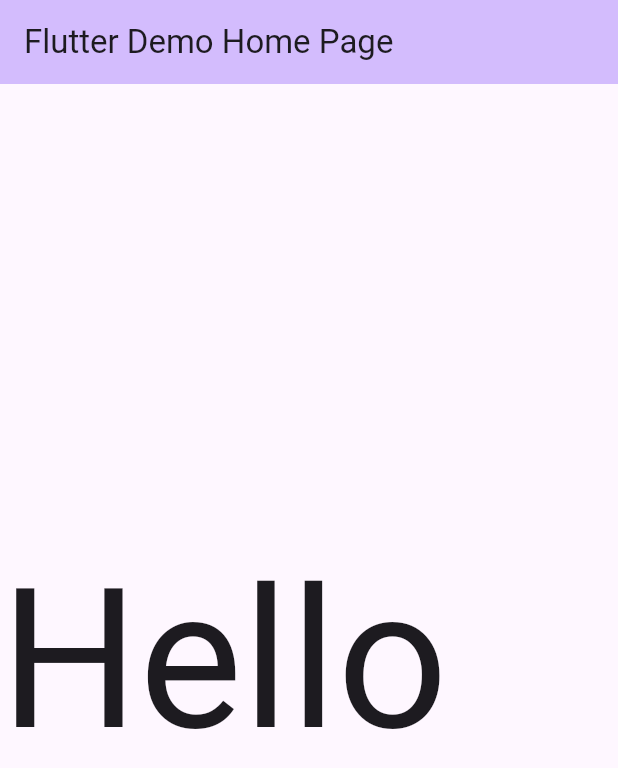
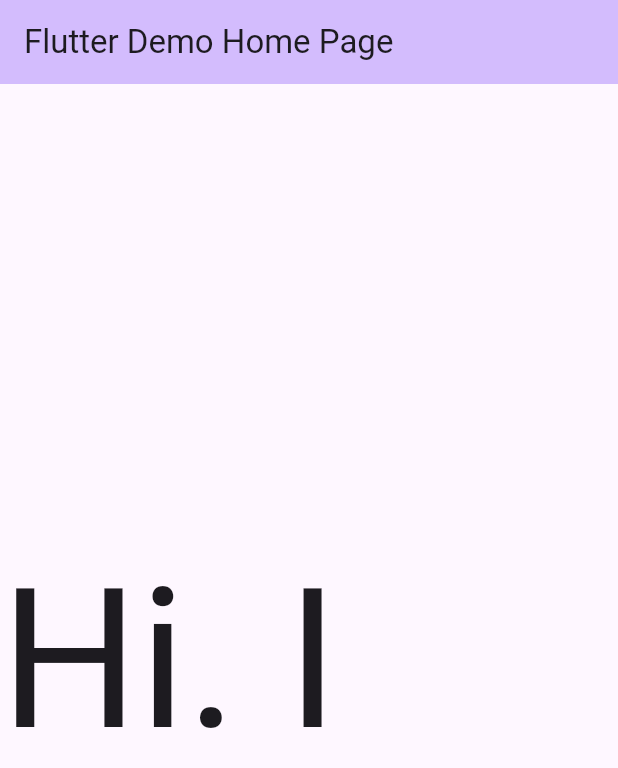
Before and after one commit to Him-khati/flutter_animated_slide_text_reveal, a Flutter app: the screen it shows after launch, on a phone screen of 412 x 824 dp. Shown: the top 768 px of the screen. Run offline on Flutter 3.47's test engine with Material 3 defaults, Android fonts, the phone set to English and light mode, and no system bars.

Commit message:
Rect Bug fix

```diff
--- a/example/lib/main.dart
+++ b/example/lib/main.dart
@@ -94,7 +94,7 @@ class _MyHomePageState extends State<MyHomePage> {
           mainAxisAlignment: MainAxisAlignment.center,
           children: <Widget>[
             AnimatedSlideTextRevealWidget(
-              text: "Hello World",
+              text: "Hi. I am",
               coverColor: Colors.blueGrey,
               textStyle: Theme.of(context).textTheme.titleLarge?.copyWith(
                 fontSize: 130
--- a/lib/animated_slide_text_reveal_widget.dart
+++ b/lib/animated_slide_text_reveal_widget.dart
@@ -32,11 +32,11 @@ class _AnimatedSlideTextRevealWidgetState
 
   late Animation<RelativeRect> textSlideUpAnimation = RelativeRectTween(
     begin: RelativeRect.fromSize(
-      Rect.fromLTRB(0, textSize.height, textSize.width, textSize.height),
+      Rect.fromLTWH(0, textSize.height, textSize.width, textSize.height),
       Size(textSize.width, textSize.height),
     ),
     end: RelativeRect.fromSize(
-      Rect.fromLTRB(0, 0, textSize.width, textSize.height),
+      Rect.fromLTWH(0, 0, textSize.width, textSize.height),
       Size(textSize.width, textSize.height),
     ),
   ).animate(CurvedAnimation(
--- a/pubspec.yaml
+++ b/pubspec.yaml
@@ -1,6 +1,6 @@
 name: animated_slide_text_reveal
 description: "A Slide text Animation Widget "
-version: 0.0.1
+version: 0.0.2
 homepage: "https://github.com/Him-khati/flutter_animated_slide_text_reveal"
 
 environment:
```
